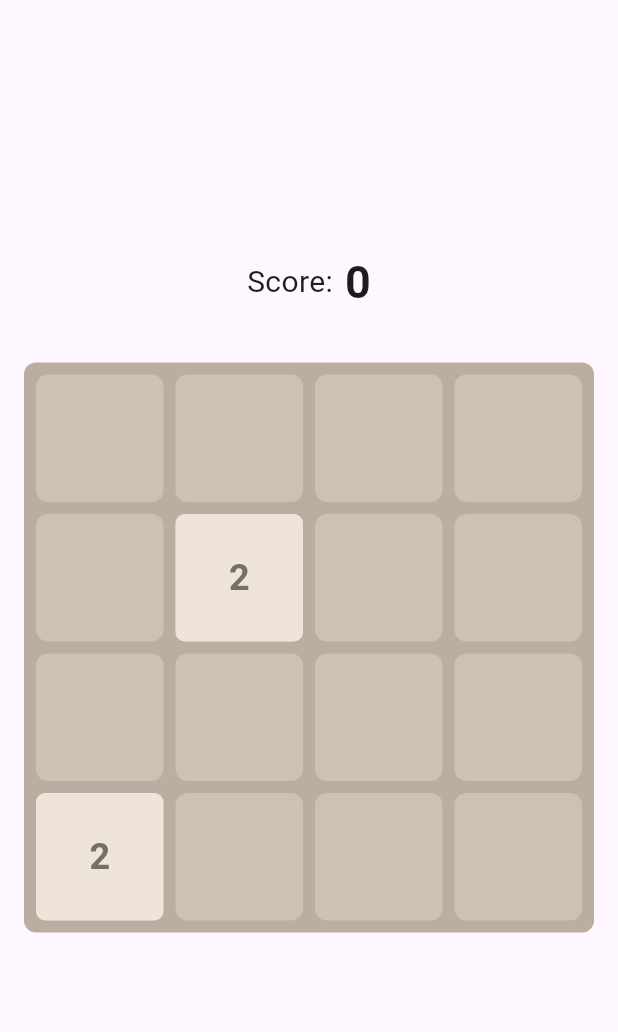
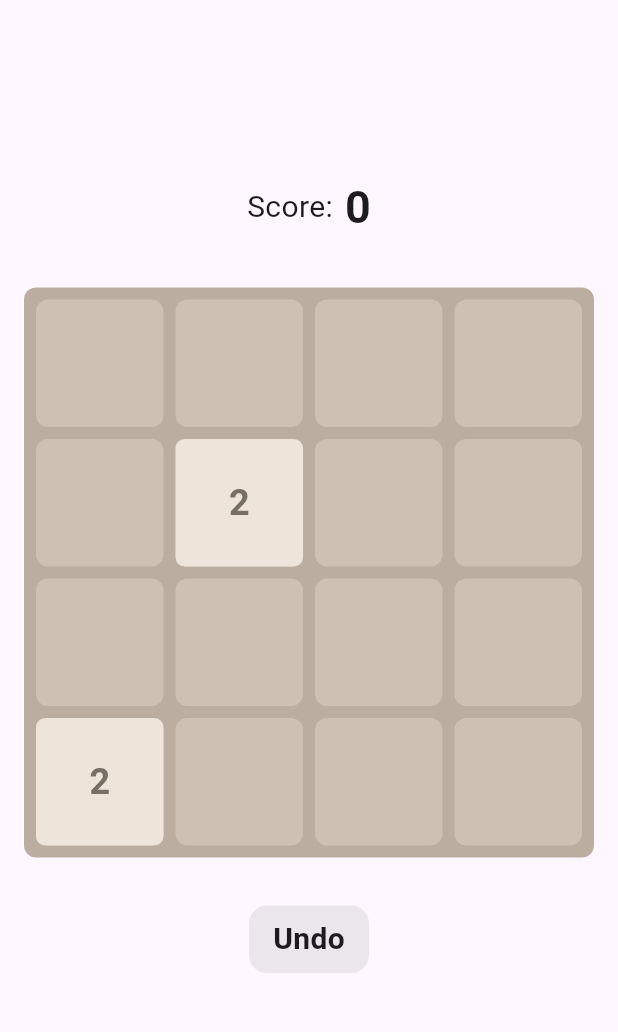
Before and after one commit to v1rus-dev/Flutter_2048, a Flutter app: the screen it shows after launch, after a tap on "Open the game", on a phone screen of 412 x 824 dp, the part 59-1091 px from its top. Run offline on Flutter 3.47's test engine with Material 3 defaults, Android fonts, the phone set to English and light mode, and no system bars; our stand-ins replace confetti, flutter_bloc, go_router; missing offline and left inert: flutter_swipe_detector.

Commit message:
Add UNDO

```diff
--- a/lib/2048_game/presentation/widgets/board_manager.dart
+++ b/lib/2048_game/presentation/widgets/board_manager.dart
@@ -9,6 +9,9 @@ class BoardManager extends ChangeNotifier {
   final int countTiles;
   bool _isMoving = false;
   bool get isMoving => _isMoving;
+  final List<Board> _undoStack = [];
+  int _undoLimit = 5;
+  bool get canUndo => _undoStack.isNotEmpty;
 
   late final List<int> horizontalLeftOrder;
   late final List<int> horizontalRightOrder;
@@ -18,7 +21,12 @@ class BoardManager extends ChangeNotifier {
   Board _state = Board.newGame(0, []);
   Board get state => _state;
 
-  BoardManager({this.countTiles = 4, bool withDelayAnimationStart = false}) {
+  BoardManager({
+    this.countTiles = 4,
+    bool withDelayAnimationStart = false,
+    int undoLimit = 5,
+  }) {
+    _undoLimit = undoLimit;
     horizontalLeftOrder = generateRowOrder(countTiles);
     horizontalRightOrder = List.from(horizontalLeftOrder.reversed);
     verticalUpOrder = generateColumnOrder(countTiles);
@@ -65,6 +73,8 @@ class BoardManager extends ChangeNotifier {
   bool move(SwipeDirection direction) {
     if (_isMoving || _state.over || _state.won) return false;
 
+    _pushUndo();
+
     _isMoving = true;
 
     final order = _getOrder(direction);
@@ -102,6 +112,24 @@ class BoardManager extends ChangeNotifier {
 
   void endMove() {
     _isMoving = false;
+  }
+
+  void _pushUndo() {
+    // Добавим глубокую копию в стек
+    _undoStack.add(_state.clone());
+
+    // Ограничим размер стека
+    if (_undoStack.length > _undoLimit) {
+      _undoStack.removeAt(0); // удаляем самый старый
+    }
+  }
+
+  void undo() {
+    if (_undoStack.isNotEmpty) {
+      _state = _undoStack.removeLast();
+      _isMoving = false;
+      notifyListeners();
+    }
   }
 
   void merge() {
--- a/lib/game_screen/game_screen.dart
+++ b/lib/game_screen/game_screen.dart
@@ -36,6 +36,7 @@ class _GameScreenState extends State<GameScreen> {
   late BoardManager boardManager;
   late ConfettiController _confettiController;
   int _currentScore = 0;
+  bool canUndo = false;
 
   @override
   void initState() {
@@ -71,6 +72,7 @@ class _GameScreenState extends State<GameScreen> {
     debugPrint('Your score: ${board.score}');
     setState(() {
       _currentScore = board.score;
+      canUndo = boardManager.canUndo;
     });
 
     if (board.won || board.over) {
@@ -102,7 +104,7 @@ class _GameScreenState extends State<GameScreen> {
           Column(
             children: [
               SizedBox(
-                height: 150,
+                height: 100,
               ),
               Row(
                 mainAxisAlignment: MainAxisAlignment.center,
@@ -126,6 +128,32 @@ class _GameScreenState extends State<GameScreen> {
               Padding(
                 padding: const EdgeInsets.all(16.0),
                 child: BoardWidget(),
+              ),
+              SizedBox(
+                height: 16,
+              ),
+              Material(
+                color: canUndo
+                    ? Colors.amberAccent.withValues(alpha: 0.2)
+                    : Colors.grey.withValues(alpha: 0.2),
+                borderRadius: BorderRadius.circular(12),
+                child: InkWell(
+                  borderRadius: BorderRadius.circular(12),
+                  onTap: () {
+                    boardManager.undo();
+                  },
+                  child: Padding(
+                    padding:
+                        const EdgeInsets.symmetric(horizontal: 16, vertical: 8),
+                    child: Text(
+                      'Undo',
+                      style: TextStyle(
+                        fontSize: 20,
+                        fontWeight: FontWeight.bold,
+                      ),
+                    ),
+                  ),
+                ),
               )
             ],
           ),
--- a/lib/home/home_screen.dart
+++ b/lib/home/home_screen.dart
@@ -33,16 +33,19 @@ class _HomeScreenState extends State<HomeScreen> {
           SizedBox(
             height: 8,
           ),
-          Slider(
+          Padding(
+            padding: const EdgeInsets.symmetric(horizontal: 40),
+            child: Slider(
               min: 4,
               value: _currentSliverValue.toDouble(),
-            max: 10,
+              max: 6,
               onChanged: (value) {
                 debugPrint('New value: $value;');
                 setState(() {
                   _currentSliverValue = value.toInt();
                 });
               },
+            ),
           )
         ],
       ),
```
Also changed, not shown: lib/2048_game/domain/entities/board.dart (+11 -0 lines). Lines whose indentation alone changed are shown as unchanged.
